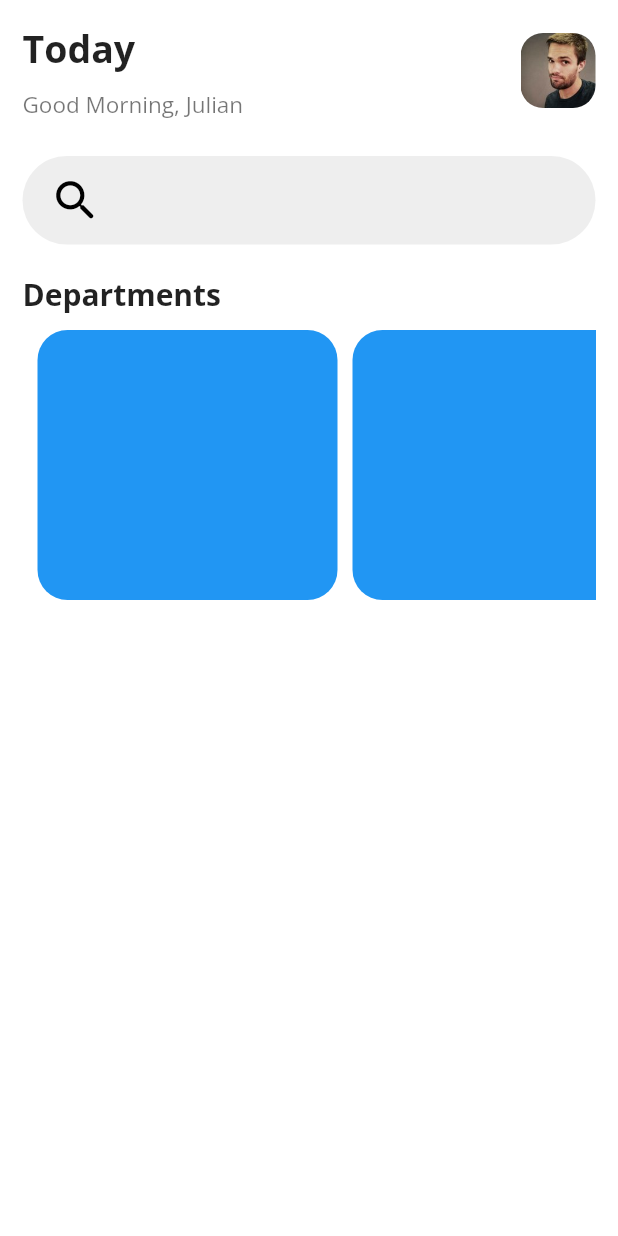
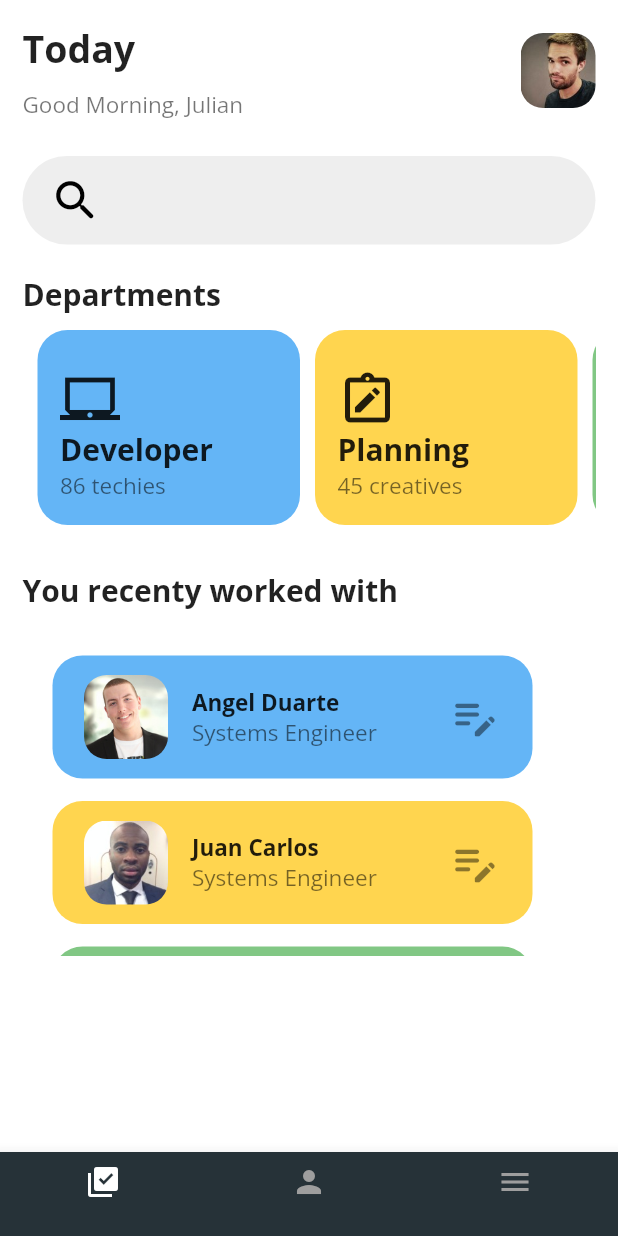
Before and after one commit to julicam10/ManagementUI, a Flutter app: the screen it shows after launch, on a phone screen of 412 x 824 dp. Run offline on Flutter 3.47's test engine with Material 2 defaults, Android fonts, the phone set to English and light mode, and no system bars; our stand-ins replace google_fonts.

Commit message:
Todo el home terminado, menos el bottomNavigationBar

```diff
--- a/lib/models/categories_info.dart
+++ b/lib/models/categories_info.dart
@@ -4,10 +4,12 @@ class CategoryDetails {
   final String nameCategory;
   final IconData icon;
   final Color color;
+  final String workers;
 
   CategoryDetails({
     required this.nameCategory,
     required this.icon,
     required this.color,
+    required this.workers,
   });
 }
--- a/lib/models/categories_list.dart
+++ b/lib/models/categories_list.dart
@@ -3,17 +3,20 @@ import 'package:managment_app_ui/models/categories_info.dart';
 
 List<CategoryDetails> categoryDetails = [
   CategoryDetails(
-    nameCategory: 'Developer',
-    color: const Color(0x00abdee6),
-    icon: Icons.laptop_mac_sharp,
+      nameCategory: 'Developer',
+      color: Colors.blue.shade300,
+      icon: Icons.laptop_mac_sharp,
+      workers: '86 techies'),
+  CategoryDetails(
+    nameCategory: 'Planning',
+    color: Colors.amber.shade300,
+    icon: Icons.note_alt_outlined,
+    workers: '45 creatives',
   ),
   CategoryDetails(
-    nameCategory: 'Planning',
-    color: const Color(0x00FEE1E8),
-    icon: Icons.note_alt_outlined,
+    nameCategory: 'Advisory',
+    color: Colors.green.shade300,
+    icon: Icons.people_sharp,
+    workers: '20 TI Especialist',
   ),
-  CategoryDetails(
-      nameCategory: 'Advisory',
-      color: const Color(0x00FFFFB5),
-      icon: Icons.people_sharp),
 ];
--- a/lib/models/workers_list.dart
+++ b/lib/models/workers_list.dart
@@ -2,13 +2,6 @@ import 'package:flutter/material.dart';
 import 'package:managment_app_ui/models/worker_info.dart';
 
 List<WorkerDetails> workerDetails = [
-  WorkerDetails(
-    name: 'Julian Espitia',
-    image: 'assets/avatars/user1.jpg',
-    color: const Color(0x00abdee6),
-    job: 'Mobile Developer',
-    jobTitle: 'Systems Engineer',
-  ),
   WorkerDetails(
     name: 'Angel Duarte',
     image: 'assets/avatars/user3.jpg',
--- a/lib/pages/home_page.dart
+++ b/lib/pages/home_page.dart
@@ -1,7 +1,8 @@
 import 'package:flutter/material.dart';
 import 'package:google_fonts/google_fonts.dart';
-import 'package:managment_app_ui/models/worker_info.dart';
-import 'package:managment_app_ui/models/workers_list.dart';
+import 'package:managment_app_ui/widgets/departments_widget.dart';
+import 'package:managment_app_ui/widgets/search_widget.dart';
+import 'package:managment_app_ui/widgets/workers_widget.dart';
 
 class HomePage extends StatefulWidget {
   HomePage({Key? key}) : super(key: key);
@@ -11,11 +12,47 @@ class HomePage extends StatefulWidget {
 }
 
 class _HomePageState extends State<HomePage> {
-  // WorkerDetails workers = workerDetails[];
-
   @override
   Widget build(BuildContext context) {
     return Scaffold(
+      bottomNavigationBar: Container(
+        decoration: const BoxDecoration(
+          borderRadius: BorderRadius.only(
+            topLeft: Radius.circular(20.0),
+            topRight: Radius.circular(20.0),
+          ),
+        ),
+        child: BottomNavigationBar(
+          backgroundColor: Colors.blueGrey.shade900,
+          currentIndex: 0,
+          items: const <BottomNavigationBarItem>[
+            BottomNavigationBarItem(
+              icon: Icon(
+                Icons.library_add_check,
+                color: Colors.white,
+              ),
+              label: '',
+              tooltip: 'Home',
+            ),
+            BottomNavigationBarItem(
+              icon: Icon(
+                Icons.person,
+                color: Colors.grey,
+              ),
+              label: '',
+              tooltip: 'Profile',
+            ),
+            BottomNavigationBarItem(
+              icon: Icon(
+                Icons.menu,
+                color: Colors.grey,
+              ),
+              label: '',
+              tooltip: 'Home',
+            ),
+          ],
+        ),
+      ),
       backgroundColor: Colors.white,
       body: SafeArea(
         child: Padding(
@@ -79,53 +116,31 @@ class _HomePageState extends State<HomePage> {
                 ),
               ),
               Container(
-                height: 200,
+                height: 150,
                 width: double.infinity,
-                child: ListView.builder(
-                  scrollDirection: Axis.horizontal,
-                  itemCount: 3,
-                  padding: const EdgeInsets.symmetric(vertical: 10),
-                  itemBuilder: (BuildContext context, int index) {
-                    return Padding(
-                      padding: const EdgeInsets.only(left: 10),
-                      child: Container(
-                        height: 50,
-                        width: 200,
-                        decoration: BoxDecoration(
-                          color: Colors.blue,
-                          borderRadius: BorderRadius.circular(20),
-                        ),
-                      ),
-                    );
-                  },
+                child: DepartmentsWidgets(),
+              ),
+              Padding(
+                padding: const EdgeInsets.only(top: 20),
+                child: Text(
+                  'You recenty worked with',
+                  style: GoogleFonts.openSans(
+                    textStyle: const TextStyle(
+                      fontSize: 20,
+                      fontWeight: FontWeight.bold,
+                    ),
+                  ),
                 ),
-              )
+              ),
+              Container(
+                height: 230,
+                width: 340,
+                child: WorkersWidgets(),
+              ),
             ],
           ),
         ),
       ),
     );
   }
-
-  TextFormField search_widget() {
-    return TextFormField(
-      keyboardType: TextInputType.text,
-      decoration: InputDecoration(
-        border: OutlineInputBorder(
-          borderSide: BorderSide.none,
-          borderRadius: BorderRadius.circular(30.0),
-        ),
-        fillColor: Colors.grey[200],
-        filled: true,
-        prefixIcon: const Padding(
-          padding: EdgeInsets.only(left: 18),
-          child: Icon(
-            Icons.search_rounded,
-            size: 35,
-            color: Colors.black,
-          ),
-        ),
-      ),
-    );
-  }
 }
--- /dev/null
+++ b/lib/widgets/departments_widget.dart
@@ -0,0 +1,57 @@
+import 'package:flutter/material.dart';
+import 'package:managment_app_ui/models/categories_info.dart';
+import 'package:managment_app_ui/models/categories_list.dart';
+import 'package:google_fonts/google_fonts.dart';
+
+ListView DepartmentsWidgets() {
+  return ListView.builder(
+    scrollDirection: Axis.horizontal,
+    itemCount: categoryDetails.length,
+    padding: const EdgeInsets.symmetric(vertical: 10),
+    itemBuilder: (BuildContext context, int index) {
+      CategoryDetails categories = categoryDetails[index];
+      return Padding(
+        padding: const EdgeInsets.only(left: 10),
+        child: Container(
+          height: 300,
+          width: 175,
+          decoration: BoxDecoration(
+            color: categories.color,
+            borderRadius: BorderRadius.circular(20),
+          ),
+          child: Padding(
+            padding: const EdgeInsets.only(top: 10.0, left: 15.0),
+            child: Column(
+              crossAxisAlignment: CrossAxisAlignment.start,
+              mainAxisAlignment: MainAxisAlignment.center,
+              children: [
+                Icon(
+                  categories.icon,
+                  size: 40.0,
+                ),
+                Text(
+                  categories.nameCategory,
+                  style: GoogleFonts.openSans(
+                    textStyle: const TextStyle(
+                      fontSize: 20,
+                      fontWeight: FontWeight.bold,
+                    ),
+                  ),
+                ),
+                Text(
+                  categories.workers,
+                  style: GoogleFonts.openSans(
+                    textStyle: const TextStyle(
+                      fontSize: 15,
+                      color: Colors.black54,
+                    ),
+                  ),
+                ),
+              ],
+            ),
+          ),
+        ),
+      );
+    },
+  );
+}
--- /dev/null
+++ b/lib/widgets/search_widget.dart
@@ -0,0 +1,23 @@
+import 'package:flutter/material.dart';
+
+TextFormField search_widget() {
+  return TextFormField(
+    keyboardType: TextInputType.text,
+    decoration: InputDecoration(
+      border: OutlineInputBorder(
+        borderSide: BorderSide.none,
+        borderRadius: BorderRadius.circular(30.0),
+      ),
+      fillColor: Colors.grey[200],
+      filled: true,
+      prefixIcon: const Padding(
+        padding: EdgeInsets.only(left: 18),
+        child: Icon(
+          Icons.search_rounded,
+          size: 35,
+          color: Colors.black,
+        ),
+      ),
+    ),
+  );
+}
--- /dev/null
+++ b/lib/widgets/workers_widget.dart
@@ -0,0 +1,58 @@
+import 'package:flutter/material.dart';
+import 'package:managment_app_ui/models/categories_info.dart';
+import 'package:managment_app_ui/models/categories_list.dart';
+import 'package:google_fonts/google_fonts.dart';
+import 'package:managment_app_ui/models/worker_info.dart';
+import 'package:managment_app_ui/models/workers_list.dart';
+
+ListView WorkersWidgets() {
+  return ListView.builder(
+    scrollDirection: Axis.vertical,
+    itemCount: categoryDetails.length,
+    padding: const EdgeInsets.symmetric(vertical: 15),
+    itemBuilder: (BuildContext context, int index) {
+      CategoryDetails categories = categoryDetails[index];
+      WorkerDetails workers = workerDetails[index];
+      return Padding(
+        padding: const EdgeInsets.only(left: 20, top: 15),
+        child: Container(
+          decoration: BoxDecoration(
+            color: categories.color,
+            borderRadius: BorderRadius.circular(20),
+          ),
+          child: Padding(
+            padding: const EdgeInsets.all(5.0),
+            child: ListTile(
+              leading: ClipRRect(
+                borderRadius: BorderRadius.circular(15),
+                child: Image.asset(workers.image),
+              ),
+              title: Text(
+                workers.name,
+                style: GoogleFonts.openSans(
+                  textStyle: const TextStyle(
+                    fontSize: 15,
+                    fontWeight: FontWeight.bold,
+                  ),
+                ),
+              ),
+              subtitle: Text(
+                workers.jobTitle,
+                style: GoogleFonts.openSans(
+                  textStyle: const TextStyle(
+                    fontSize: 15,
+                    color: Colors.black54,
+                  ),
+                ),
+              ),
+              trailing: const Icon(
+                Icons.edit_note_rounded,
+                size: 35.0,
+              ),
+            ),
+          ),
+        ),
+      );
+    },
+  );
+}
```
